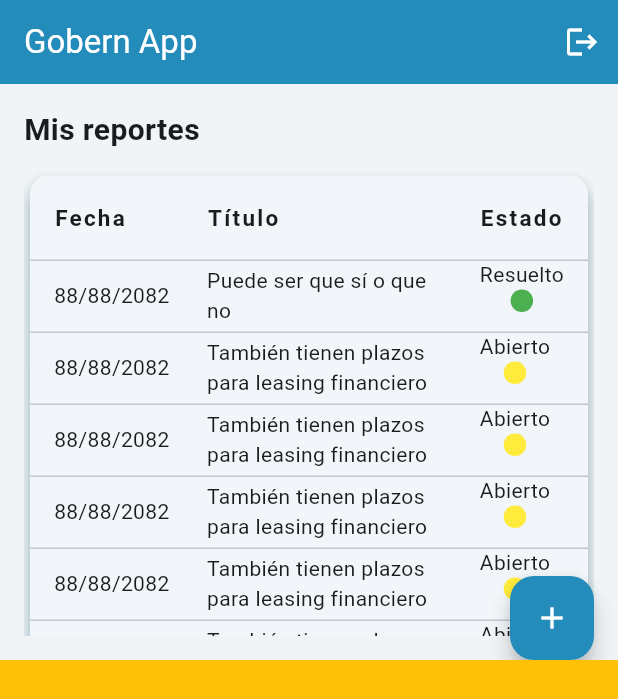
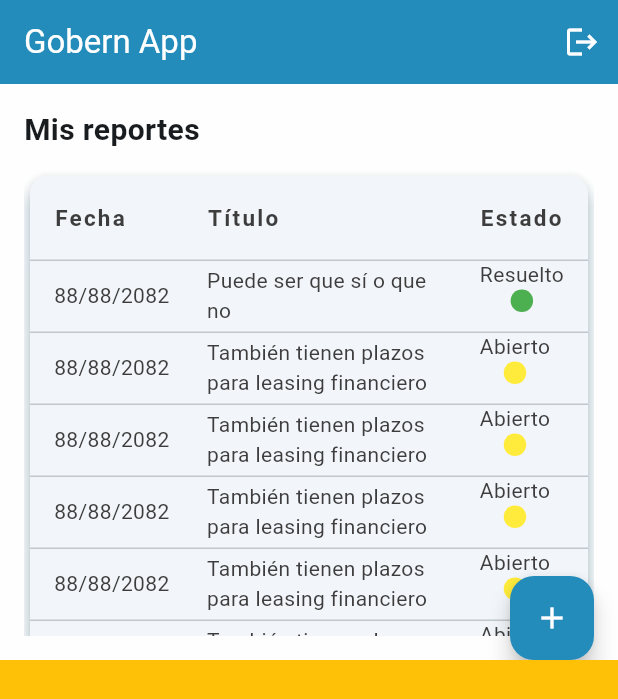
Before and after one commit to gomezmedinamoises/demo, a Flutter app: the screen it shows once a user with an empty profile is signed in, on a phone screen of 412 x 824 dp. Shown: the top 699 px of the screen. Run offline on Flutter 3.47's test engine with Material 3 defaults, Android fonts, the phone set to English and light mode, and no system bars; our stand-ins replace cloud_firestore, firebase_auth, firebase_core, firebase_storage, flutter_riverpod, go_router; missing offline and left inert: firebase_ui_auth, firebase_ui_localizations; accounts and stored records are empty; statements that could not run were skipped.

Commit message:
Minor changes in color palette

```diff
--- a/lib/core/style/palette_colors.dart
+++ b/lib/core/style/palette_colors.dart
@@ -2,8 +2,16 @@ import 'dart:ui';
 
 class PaletteColors {
   static const Color blue = Color(0xFF248CBA);
-  static const Color grey001 = Color(0xFFF0F4F6);
-  static const Color grey002 = Color(0xFFE3E3E5);
-  static const Color grey003 = Color(0xFF9B999A);
   static const Color white = Color(0xFFFFFFFF);
+
+  // Greys
+  static const Color grey001 = Color(0xFFFEFEFE);
+  static const Color grey002 = Color(0xFFECEFF1);
+  static const Color grey003 = Color(0xFFF0F4F6);
+  static const Color grey004 = Color(0xFFE7E8EA);
+  static const Color grey005 = Color(0xFFE3E3E5);
+  static const Color grey006 = Color(0xFFCDCDCE);
+  static const Color grey007 = Color(0xFF9B999A);
+  static const Color grey008 = Color(0xFF3E3D3E);
+  static const Color grey009 = Color(0xFF100F0F);
 }
--- a/lib/presentation/widgets/report_table.dart
+++ b/lib/presentation/widgets/report_table.dart
@@ -31,10 +31,13 @@ class ReportTable extends StatelessWidget {
 }
 
 TextStyle titlesStyle = const TextStyle(
+  color: PaletteColors.grey008,
   fontWeight: FontWeight.bold,
   fontSize: 15.0,
   letterSpacing: 1.5,
 );
+
+TextStyle dataTextStyles = const TextStyle(color: PaletteColors.grey008);
 
 List<DataColumn> columns = [
   DataColumn(
@@ -62,16 +65,23 @@ List<DataRow> getRows() {
     (RowData row) {
       return DataRow(
         cells: [
-          DataCell(Text(row.date)),
+          DataCell(Text(
+            row.date,
+            style: dataTextStyles,
+          )),
           DataCell(Text(
             row.title,
             maxLines: 2,
             overflow: TextOverflow.ellipsis,
+            style: dataTextStyles,
           )),
           DataCell(
             Column(
               children: [
-                Text(row.status),
+                Text(
+                  row.status,
+                  style: dataTextStyles,
+                ),
                 const SizedBox(width: 5),
                 Container(
                   width: 15,
```
